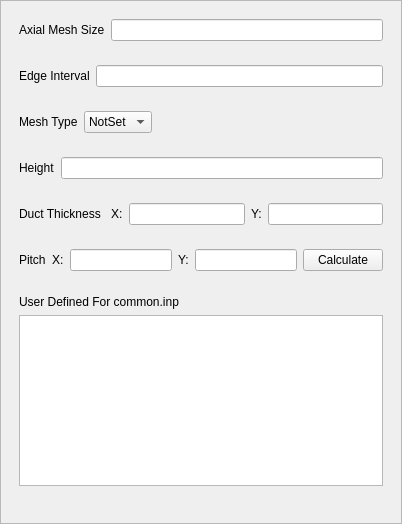
Above: Application/qDefaults.ui from Sprunth/RGG before the change. Below: the same form after it.
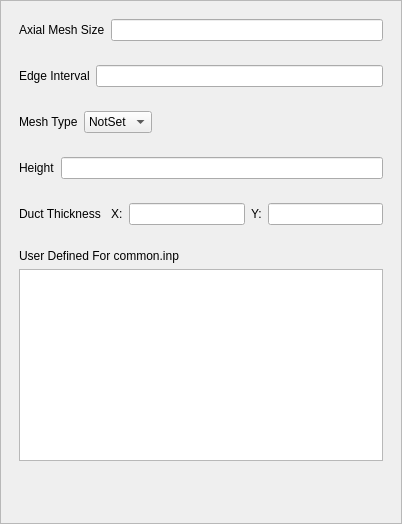
That is the form after the change.

Commit message: start save assembly and move pitch

```diff
--- a/Application/qDefaults.ui
+++ b/Application/qDefaults.ui
@@ -158,46 +158,6 @@
          </layout>
         </widget>
        </item>
-       <item>
-        <widget class="QWidget" name="PitchLayout" native="true">
-         <layout class="QHBoxLayout" name="pitchLayout">
-          <item>
-           <widget class="QLabel" name="label_7">
-            <property name="text">
-             <string>Pitch</string>
-            </property>
-           </widget>
-          </item>
-          <item>
-           <widget class="QLabel" name="pitchXLabel">
-            <property name="text">
-             <string>X:</string>
-            </property>
-           </widget>
-          </item>
-          <item>
-           <widget class="QLineEdit" name="PitchX"/>
-          </item>
-          <item>
-           <widget class="QLabel" name="pitchYLabel">
-            <property name="text">
-             <string>Y:</string>
-            </property>
-           </widget>
-          </item>
-          <item>
-           <widget class="QLineEdit" name="PitchY"/>
-          </item>
-          <item>
-           <widget class="QPushButton" name="computePitch">
-            <property name="text">
-             <string>Calculate</string>
-            </property>
-           </widget>
-          </item>
-         </layout>
-        </widget>
-       </item>
        <item>
         <widget class="QWidget" name="UserDefinedArea" native="true">
          <layout class="QVBoxLayout" name="verticalLayout_2">
```
Left out of the diff: 3 changed lines with no effect on the pictures. The commit also changes 8 other files.
